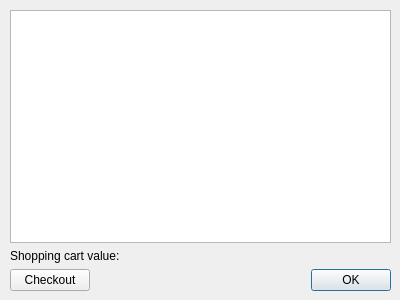
The window that src/services/amazon/AmazonShoppingCartDialog.ui (KDE/amarok) describes before a commit, drawn with Qt 5.
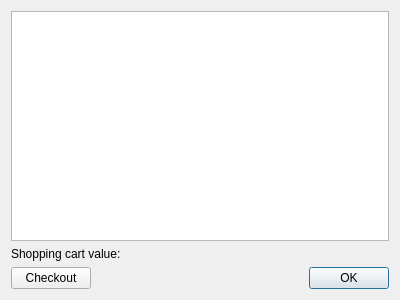
The same window after the commit. Custom widgets are drawn as their Qt base class.

Commit message:
Amazon store: allow users to freely resize the shopping cart dialog
This way they are able to make it wider to read longer entries.

The edit to the form file:
```diff
--- a/src/services/amazon/AmazonShoppingCartDialog.ui
+++ b/src/services/amazon/AmazonShoppingCartDialog.ui
@@ -13,15 +13,6 @@
   <property name="windowTitle">
    <string>Amarok - Your Shopping Cart</string>
   </property>
-  <widget class="QWidget" name="verticalLayoutWidget">
-   <property name="geometry">
-    <rect>
-     <x>10</x>
-     <y>10</y>
-     <width>381</width>
-     <height>281</height>
-    </rect>
-   </property>
    <layout class="QVBoxLayout" name="verticalLayout">
     <item>
      <widget class="AmazonShoppingCartView" name="listView">
@@ -68,7 +59,6 @@
      </layout>
     </item>
    </layout>
-  </widget>
  </widget>
  <customwidgets>
   <customwidget>
```
Lines whose indentation alone changed are shown as unchanged.
